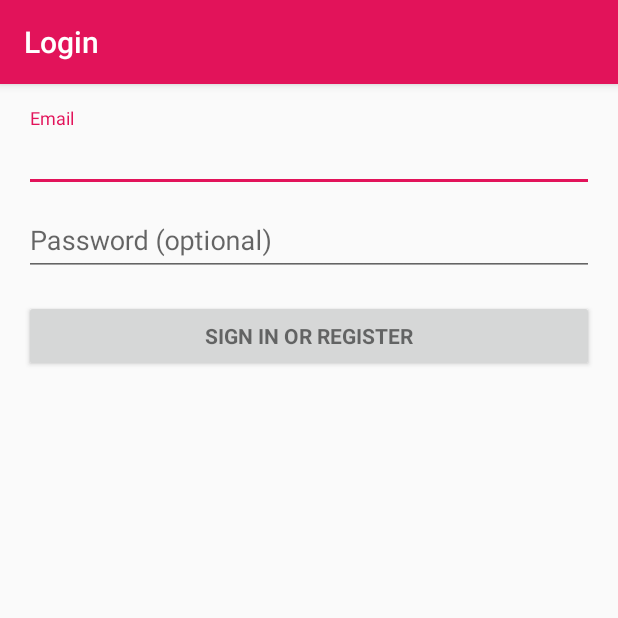
After one commit to matthew-richard/Hotspots, an Android app: the LoginActivity screen opened directly, with no data from a screen before it, on a phone screen of 412 x 824 dp, the top half of it. The commit adds this screen. Run offline under Robolectric (Android 15) with nearby library versions, the phone set to English and light mode, and no system bars; our stand-ins replace Firebase (no records; nobody signed in at launch, a user with empty details on screens opened directly); 2 statements that could not run were skipped.

Commit message:
Login UI is set up. Need to connect to Firebase for authentication.

```diff
--- /dev/null
+++ b/app/src/main/java/com/teamhotspots/hotspots/LoginActivity.java
@@ -0,0 +1,356 @@
+package com.teamhotspots.hotspots;
+
+import android.animation.Animator;
+import android.animation.AnimatorListenerAdapter;
+import android.annotation.TargetApi;
+import android.content.pm.PackageManager;
+import android.support.annotation.NonNull;
+import android.support.design.widget.Snackbar;
+import android.support.v7.app.AppCompatActivity;
+import android.app.LoaderManager.LoaderCallbacks;
+
+import android.content.CursorLoader;
+import android.content.Loader;
+import android.database.Cursor;
+import android.net.Uri;
+import android.os.AsyncTask;
+
+import android.os.Build;
+import android.os.Bundle;
+import android.provider.ContactsContract;
+import android.text.TextUtils;
+import android.view.KeyEvent;
+import android.view.View;
+import android.view.View.OnClickListener;
+import android.view.inputmethod.EditorInfo;
+import android.widget.ArrayAdapter;
+import android.widget.AutoCompleteTextView;
+import android.widget.Button;
+import android.widget.EditText;
+import android.widget.TextView;
+
+import com.google.firebase.auth.FirebaseAuth;
+
+import java.util.ArrayList;
+import java.util.List;
+
+import static android.Manifest.permission.READ_CONTACTS;
+
+/**
+ * A login screen that offers login via email/password.
+ */
+public class LoginActivity extends AppCompatActivity implements LoaderCallbacks<Cursor> {
+
+    /**
+     * Id to identity READ_CONTACTS permission request.
+     */
+    private static final int REQUEST_READ_CONTACTS = 0;
+
+    /**
+     * A dummy authentication store containing known user names and passwords.
+     * TODO: remove after connecting to a real authentication system.
+     */
+    private static final String[] DUMMY_CREDENTIALS = new String[]{
+            "foo@example.com:hello", "bar@example.com:world"
+    };
+    /**
+     * Keep track of the login task to ensure we can cancel it if requested.
+     */
+    private UserLoginTask mAuthTask = null;
+
+    // UI references.
+    private AutoCompleteTextView mEmailView;
+    private EditText mPasswordView;
+    private View mProgressView;
+    private View mLoginFormView;
+    private FirebaseAuth mAuth;
+
+    @Override
+    protected void onCreate(Bundle savedInstanceState) {
+        super.onCreate(savedInstanceState);
+        setContentView(R.layout.activity_login);
+
+        // Firebase authentication object
+        mAuth = FirebaseAuth.getInstance();
+
+        // Set up the login form.
+        mEmailView = (AutoCompleteTextView) findViewById(R.id.email);
+        populateAutoComplete();
+
+        mPasswordView = (EditText) findViewById(R.id.password);
+        mPasswordView.setOnEditorActionListener(new TextView.OnEditorActionListener() {
+            @Override
+            public boolean onEditorAction(TextView textView, int id, KeyEvent keyEvent) {
+                if (id == R.id.login || id == EditorInfo.IME_NULL) {
+                    attemptLogin();
+                    return true;
+                }
+                return false;
+            }
+        });
+
+        Button mEmailSignInButton = (Button) findViewById(R.id.email_sign_in_button);
+        mEmailSignInButton.setOnClickListener(new OnClickListener() {
+            @Override
+            public void onClick(View view) {
+                attemptLogin();
+            }
+        });
+
+        mLoginFormView = findViewById(R.id.login_form);
+        mProgressView = findViewById(R.id.login_progress);
+    }
+
+    private void populateAutoComplete() {
+        if (!mayRequestContacts()) {
+            return;
+        }
+
+        getLoaderManager().initLoader(0, null, this);
+    }
+
+    private boolean mayRequestContacts() {
+        if (Build.VERSION.SDK_INT < Build.VERSION_CODES.M) {
+            return true;
+        }
+        if (checkSelfPermission(READ_CONTACTS) == PackageManager.PERMISSION_GRANTED) {
+            return true;
+        }
+        if (shouldShowRequestPermissionRationale(READ_CONTACTS)) {
+            Snackbar.make(mEmailView, R.string.permission_rationale, Snackbar.LENGTH_INDEFINITE)
+                    .setAction(android.R.string.ok, new View.OnClickListener() {
+                        @Override
+                        @TargetApi(Build.VERSION_CODES.M)
+                        public void onClick(View v) {
+                            requestPermissions(new String[]{READ_CONTACTS}, REQUEST_READ_CONTACTS);
+                        }
+                    });
+        } else {
+            requestPermissions(new String[]{READ_CONTACTS}, REQUEST_READ_CONTACTS);
+        }
+        return false;
+    }
+
+    /**
+     * Callback received when a permissions request has been completed.
+     */
+    @Override
+    public void onRequestPermissionsResult(int requestCode, @NonNull String[] permissions,
+                                           @NonNull int[] grantResults) {
+        if (requestCode == REQUEST_READ_CONTACTS) {
+            if (grantResults.length == 1 && grantResults[0] == PackageManager.PERMISSION_GRANTED) {
+                populateAutoComplete();
+            }
+        }
+    }
+
+
+    /**
+     * Attempts to sign in or register the account specified by the login form.
+     * If there are form errors (invalid email, missing fields, etc.), the
+     * errors are presented and no actual login attempt is made.
+     */
+    private void attemptLogin() {
+        if (mAuthTask != null) {
+            return;
+        }
+
+        // Reset errors.
+        mEmailView.setError(null);
+        mPasswordView.setError(null);
+
+        // Store values at the time of the login attempt.
+        String email = mEmailView.getText().toString();
+        String password = mPasswordView.getText().toString();
+
+        boolean cancel = false;
+        View focusView = null;
+
+        // Check for a valid password, if the user entered one.
+        if (!TextUtils.isEmpty(password) && !isPasswordValid(password)) {
+            mPasswordView.setError(getString(R.string.error_invalid_password));
+            focusView = mPasswordView;
+            cancel = true;
+        }
+
+        // Check for a valid email address.
+        if (TextUtils.isEmpty(email)) {
+            mEmailView.setError(getString(R.string.error_field_required));
+            focusView = mEmailView;
+            cancel = true;
+        } else if (!isEmailValid(email)) {
+            mEmailView.setError(getString(R.string.error_invalid_email));
+            focusView = mEmailView;
+            cancel = true;
+        }
+
+        if (cancel) {
+            // There was an error; don't attempt login and focus the first
+            // form field with an error.
+            focusView.requestFocus();
+        } else {
+            // Show a progress spinner, and kick off a background task to
+            // perform the user login attempt.
+            showProgress(true);
+            mAuthTask = new UserLoginTask(email, password);
+            mAuthTask.execute((Void) null);
+        }
+    }
+
+    private boolean isEmailValid(String email) {
+        //TODO: Replace this with your own logic
+        return email.contains("@");
+    }
+
+    private boolean isPasswordValid(String password) {
+        //TODO: Replace this with your own logic
+        return password.length() > 4;
+    }
+
+    /**
+     * Shows the progress UI and hides the login form.
+     */
+    @TargetApi(Build.VERSION_CODES.HONEYCOMB_MR2)
+    private void showProgress(final boolean show) {
+        // On Honeycomb MR2 we have the ViewPropertyAnimator APIs, which allow
+        // for very easy animations. If available, use these APIs to fade-in
+        // the progress spinner.
+        if (Build.VERSION.SDK_INT >= Build.VERSION_CODES.HONEYCOMB_MR2) {
+            int shortAnimTime = getResources().getInteger(android.R.integer.config_shortAnimTime);
+
+            mLoginFormView.setVisibility(show ? View.GONE : View.VISIBLE);
+            mLoginFormView.animate().setDuration(shortAnimTime).alpha(
+                    show ? 0 : 1).setListener(new AnimatorListenerAdapter() {
+                @Override
+                public void onAnimationEnd(Animator animation) {
+                    mLoginFormView.setVisibility(show ? View.GONE : View.VISIBLE);
+                }
+            });
+
+            mProgressView.setVisibility(show ? View.VISIBLE : View.GONE);
+            mProgressView.animate().setDuration(shortAnimTime).alpha(
+                    show ? 1 : 0).setListener(new AnimatorListenerAdapter() {
+                @Override
+                public void onAnimationEnd(Animator animation) {
+                    mProgressView.setVisibility(show ? View.VISIBLE : View.GONE);
+                }
+            });
+        } else {
+            // The ViewPropertyAnimator APIs are not available, so simply show
+            // and hide the relevant UI components.
+            mProgressView.setVisibility(show ? View.VISIBLE : View.GONE);
+            mLoginFormView.setVisibility(show ? View.GONE : View.VISIBLE);
+        }
+    }
+
+    @Override
+    public Loader<Cursor> onCreateLoader(int i, Bundle bundle) {
+        return new CursorLoader(this,
+                // Retrieve data rows for the device user's 'profile' contact.
+                Uri.withAppendedPath(ContactsContract.Profile.CONTENT_URI,
+                        ContactsContract.Contacts.Data.CONTENT_DIRECTORY), ProfileQuery.PROJECTION,
+
+                // Select only email addresses.
+                ContactsContract.Contacts.Data.MIMETYPE +
+                        " = ?", new String[]{ContactsContract.CommonDataKinds.Email
+                .CONTENT_ITEM_TYPE},
+
+                // Show primary email addresses first. Note that there won't be
+                // a primary email address if the user hasn't specified one.
+                ContactsContract.Contacts.Data.IS_PRIMARY + " DESC");
+    }
+
+    @Override
+    public void onLoadFinished(Loader<Cursor> cursorLoader, Cursor cursor) {
+        List<String> emails = new ArrayList<>();
+        cursor.moveToFirst();
+        while (!cursor.isAfterLast()) {
+            emails.add(cursor.getString(ProfileQuery.ADDRESS));
+            cursor.moveToNext();
+        }
+
+        addEmailsToAutoComplete(emails);
+    }
+
+    @Override
+    public void onLoaderReset(Loader<Cursor> cursorLoader) {
+
+    }
+
+    private void addEmailsToAutoComplete(List<String> emailAddressCollection) {
+        //Create adapter to tell the AutoCompleteTextView what to show in its dropdown list.
+        ArrayAdapter<String> adapter =
+                new ArrayAdapter<>(LoginActivity.this,
+                        android.R.layout.simple_dropdown_item_1line, emailAddressCollection);
+
+        mEmailView.setAdapter(adapter);
+    }
+
+
+    private interface ProfileQuery {
+        String[] PROJECTION = {
+                ContactsContract.CommonDataKinds.Email.ADDRESS,
+                ContactsContract.CommonDataKinds.Email.IS_PRIMARY,
+        };
+
+        int ADDRESS = 0;
+        int IS_PRIMARY = 1;
+    }
+
+    /**
+     * Represents an asynchronous login/registration task used to authenticate
+     * the user.
+     */
+    public class UserLoginTask extends AsyncTask<Void, Void, Boolean> {
+
+        private final String mEmail;
+        private final String mPassword;
+
+        UserLoginTask(String email, String password) {
+            mEmail = email;
+            mPassword = password;
+        }
+
+        @Override
+        protected Boolean doInBackground(Void... params) {
+            // TODO: attempt authentication against a network service.
+
+            try {
+                // Simulate network access.
+                Thread.sleep(2000);
+            } catch (InterruptedException e) {
+                return false;
+            }
+
+            for (String credential : DUMMY_CREDENTIALS) {
+                String[] pieces = credential.split(":");
+                if (pieces[0].equals(mEmail)) {
+                    // Account exists, return true if the password matches.
+                    return pieces[1].equals(mPassword);
+                }
+            }
+
+            // TODO: register the new account here.
+            return true;
+        }
+
+        @Override
+        protected void onPostExecute(final Boolean success) {
+            mAuthTask = null;
+            showProgress(false);
+
+            if (success) {
+                finish();
+            } else {
+                mPasswordView.setError(getString(R.string.error_incorrect_password));
+                mPasswordView.requestFocus();
+            }
+        }
+
+        @Override
+        protected void onCancelled() {
+            mAuthTask = null;
+            showProgress(false);
+        }
+    }
+}
--- /dev/null
+++ b/app/src/main/res/layout/activity_login.xml
@@ -0,0 +1,77 @@
+<LinearLayout xmlns:android="http://schemas.android.com/apk/res/android"
+    xmlns:tools="http://schemas.android.com/tools"
+    android:layout_width="match_parent"
+    android:layout_height="match_parent"
+    android:gravity="center_horizontal"
+    android:orientation="vertical"
+    android:paddingBottom="@dimen/activity_vertical_margin"
+    android:paddingLeft="@dimen/activity_horizontal_margin"
+    android:paddingRight="@dimen/activity_horizontal_margin"
+    android:paddingTop="@dimen/activity_vertical_margin"
+    tools:context="com.teamhotspots.hotspots.LoginActivity">
+
+    <!-- Login progress -->
+    <ProgressBar
+        android:id="@+id/login_progress"
+        style="?android:attr/progressBarStyleLarge"
+        android:layout_width="wrap_content"
+        android:layout_height="wrap_content"
+        android:layout_marginBottom="8dp"
+        android:visibility="gone" />
+
+    <ScrollView
+        android:id="@+id/login_form"
+        android:layout_width="match_parent"
+        android:layout_height="match_parent">
+
+        <LinearLayout
+            android:id="@+id/email_login_form"
+            android:layout_width="match_parent"
+            android:layout_height="wrap_content"
+            android:orientation="vertical">
+
+            <android.support.design.widget.TextInputLayout
+                android:layout_width="match_parent"
+                android:layout_height="wrap_content">
+
+                <AutoCompleteTextView
+                    android:id="@+id/email"
+                    android:layout_width="match_parent"
+                    android:layout_height="wrap_content"
+                    android:hint="@string/prompt_email"
+                    android:inputType="textEmailAddress"
+                    android:maxLines="1"
+                    android:singleLine="true" />
+
+            </android.support.design.widget.TextInputLayout>
+
+            <android.support.design.widget.TextInputLayout
+                android:layout_width="match_parent"
+                android:layout_height="wrap_content">
+
+                <EditText
+                    android:id="@+id/password"
+                    android:layout_width="match_parent"
+                    android:layout_height="wrap_content"
+                    android:hint="@string/prompt_password"
+                    android:imeActionId="@+id/login"
+                    android:imeActionLabel="@string/action_sign_in_short"
+                    android:imeOptions="actionUnspecified"
+                    android:inputType="textPassword"
+                    android:maxLines="1"
+                    android:singleLine="true" />
+
+            </android.support.design.widget.TextInputLayout>
+
+            <Button
+                android:id="@+id/email_sign_in_button"
+                style="?android:textAppearanceSmall"
+                android:layout_width="match_parent"
+                android:layout_height="wrap_content"
+                android:layout_marginTop="16dp"
+                android:text="@string/action_sign_in"
+                android:textStyle="bold" />
+
+        </LinearLayout>
+    </ScrollView>
+</LinearLayout>
--- a/app/src/main/res/values/strings.xml
+++ b/app/src/main/res/values/strings.xml
@@ -18,4 +18,18 @@
     <!--Shared Preferences keys-->
     <string name="pref">PREF</string>
     <string name="liked_posts">liked_posts</string>
+    <string name="title_activity_login">Login</string>
+
+    <!-- Strings related to login -->
+    <string name="prompt_email">Email</string>
+    <string name="prompt_password">Password (optional)</string>
+    <string name="action_sign_in">Sign in or register</string>
+    <string name="action_sign_in_short">Sign in</string>
+    <string name="error_invalid_email">This email address is invalid</string>
+    <string name="error_invalid_password">This password is too short</string>
+    <string name="error_incorrect_password">This password is incorrect</string>
+    <string name="error_field_required">This field is required</string>
+    <string name="permission_rationale">"Contacts permissions are needed for providing email
+        completions."
+    </string>
 </resources>
```
Also changed, not shown: app/src/main/AndroidManifest.xml (+21 -8 lines).
